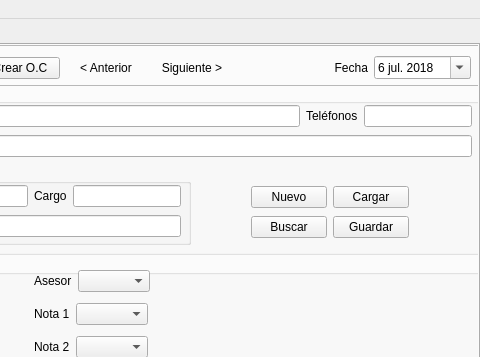
The window that ventana.ui (esantanaya/coticom) describes before a commit, drawn with Qt 5; both pictures show x 420 to 900 and y 0 to 357 of the 900 by 700 pixel window.
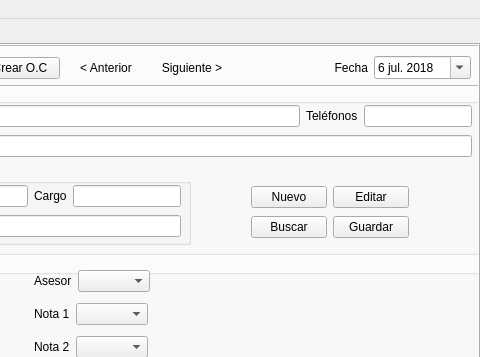
The same window after the commit. Icons and pictures are not drawn.

Commit message: Se cambia el tipo de ventana de para el catalogo de clientes Se modifica la forma en la que se cargan los clientes Se agregan la busqueda y una parte del catalogo de clientes Se agrega el formato de $##,###.00 a los importes de la suma del detalle Se cambia el nombre de cargar por editar en el boton de editar cliente

The edit to the form file:
```diff
--- a/ventana.ui
+++ b/ventana.ui
@@ -468,7 +468,7 @@
         <item row="0" column="1">
          <widget class="QPushButton" name="boton_cargar_cliente">
           <property name="text">
-           <string>Cargar</string>
+           <string>Editar</string>
           </property>
          </widget>
         </item>
```
Left out of the diff: 4 changed lines with no effect on the pictures. The commit also changes 4 other files.
